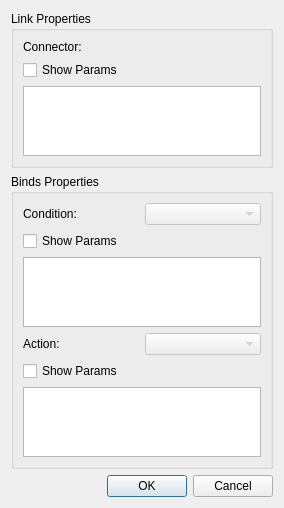
First picture: the form in src/plugins/ncl-structural-view-next/ui/StructuralLinkForm.ui, repository TeleMidia/nclcomposer, before the edit.
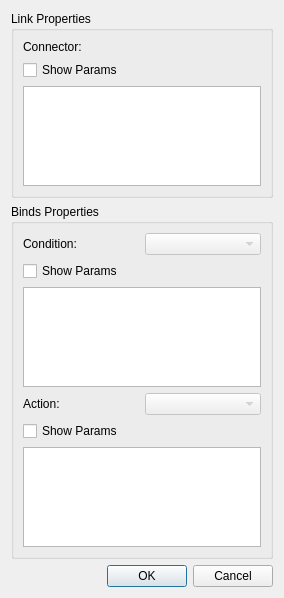
Second picture: the form after the edit.

Commit message: [plugins] Update link dialog to support BindParam entities (ncl-structural-view-next) 	* src/ui/view/StructuralLinkDialog.cpp: modified. 	* src/ui/view/StructuralLinkDialog.h: modified. 	* ui/StructuralLinkForm.ui: modified.

```diff
--- a/src/plugins/ncl-structural-view-next/ui/StructuralLinkForm.ui
+++ b/src/plugins/ncl-structural-view-next/ui/StructuralLinkForm.ui
@@ -7,11 +7,11 @@
     <x>0</x>
     <y>0</y>
     <width>284</width>
-    <height>504</height>
+    <height>519</height>
    </rect>
   </property>
   <property name="sizePolicy">
-   <sizepolicy hsizetype="Preferred" vsizetype="Preferred">
+   <sizepolicy hsizetype="Expanding" vsizetype="Expanding">
     <horstretch>0</horstretch>
     <verstretch>0</verstretch>
    </sizepolicy>
@@ -33,7 +33,7 @@
    <item row="0" column="0">
     <widget class="QGroupBox" name="gpLink">
      <property name="sizePolicy">
-      <sizepolicy hsizetype="Preferred" vsizetype="Preferred">
+      <sizepolicy hsizetype="Expanding" vsizetype="Expanding">
        <horstretch>0</horstretch>
        <verstretch>0</verstretch>
       </sizepolicy>
@@ -57,7 +57,20 @@
        </widget>
       </item>
       <item row="3" column="0" colspan="2">
-       <widget class="QTableView" name="tbLinkParams"/>
+       <widget class="QTableView" name="tbLinkParams">
+        <property name="minimumSize">
+         <size>
+          <width>0</width>
+          <height>100</height>
+         </size>
+        </property>
+        <property name="maximumSize">
+         <size>
+          <width>16777215</width>
+          <height>100</height>
+         </size>
+        </property>
+       </widget>
       </item>
      </layout>
     </widget>
@@ -65,7 +78,7 @@
    <item row="1" column="0">
     <widget class="QGroupBox" name="gpBinds">
      <property name="sizePolicy">
-      <sizepolicy hsizetype="Preferred" vsizetype="Preferred">
+      <sizepolicy hsizetype="Expanding" vsizetype="Expanding">
        <horstretch>0</horstretch>
        <verstretch>0</verstretch>
       </sizepolicy>
@@ -79,16 +92,35 @@
         <property name="text">
          <string>Show Params</string>
         </property>
+        <property name="checked">
+         <bool>false</bool>
+        </property>
        </widget>
       </item>
       <item row="5" column="0" colspan="2">
-       <widget class="QTableView" name="tbActionParams"/>
+       <widget class="QTableView" name="tbActionParams">
+        <property name="minimumSize">
+         <size>
+          <width>0</width>
+          <height>100</height>
+         </size>
+        </property>
+        <property name="maximumSize">
+         <size>
+          <width>16777215</width>
+          <height>100</height>
+         </size>
+        </property>
+       </widget>
       </item>
       <item row="4" column="0">
        <widget class="QCheckBox" name="kbActionParams">
         <property name="text">
          <string>Show Params</string>
         </property>
+        <property name="checked">
+         <bool>false</bool>
+        </property>
        </widget>
       </item>
       <item row="3" column="1">
@@ -99,7 +131,20 @@
        </widget>
       </item>
       <item row="2" column="0" colspan="2">
-       <widget class="QTableView" name="tbConditionParams"/>
+       <widget class="QTableView" name="tbConditionParams">
+        <property name="minimumSize">
+         <size>
+          <width>0</width>
+          <height>100</height>
+         </size>
+        </property>
+        <property name="maximumSize">
+         <size>
+          <width>16777215</width>
+          <height>100</height>
+         </size>
+        </property>
+       </widget>
       </item>
       <item row="3" column="0">
        <widget class="QLabel" name="lbAction">
```
Left out of the diff: 6 changed lines with no effect on the pictures. The commit also changes 2 other files.
